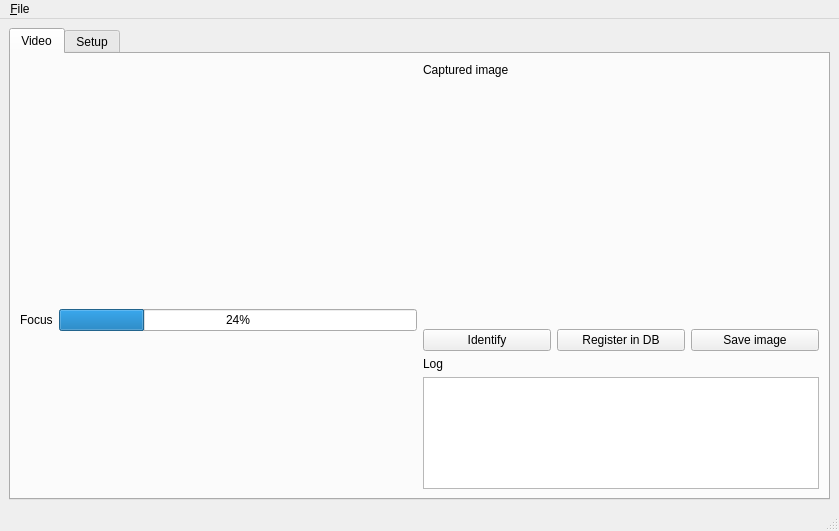
First picture: the form in ui/forms/MainForm.ui, repository mottalli/horus, before the edit.
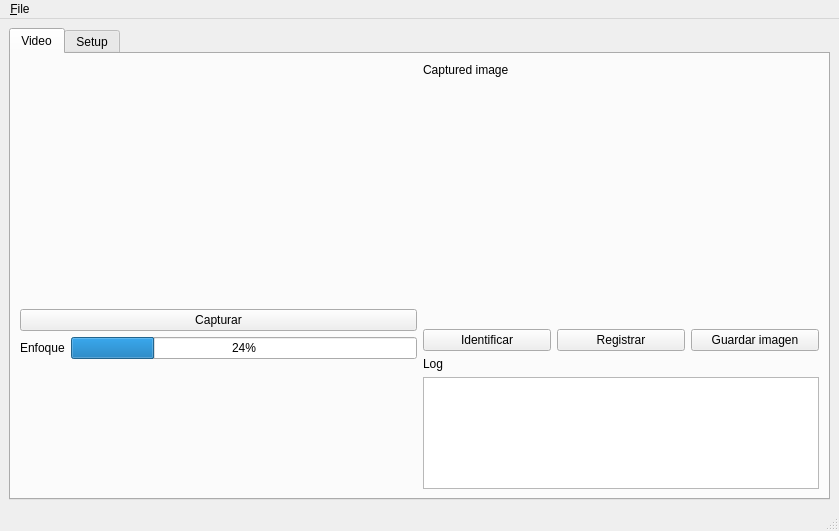
Second picture: the form after the edit. Custom widgets are drawn as their Qt base class.

Patch:
```diff
--- a/ui/forms/MainForm.ui
+++ b/ui/forms/MainForm.ui
@@ -37,12 +37,19 @@
             </property>
            </widget>
           </item>
+          <item>
+           <widget class="QPushButton" name="pushButton_4">
+            <property name="text">
+             <string>Capturar</string>
+            </property>
+           </widget>
+          </item>
           <item>
            <layout class="QHBoxLayout" name="horizontalLayout">
             <item>
              <widget class="QLabel" name="focusLabel">
               <property name="text">
-               <string>Focus</string>
+               <string>Enfoque</string>
               </property>
              </widget>
             </item>
@@ -94,21 +101,21 @@
             <item>
              <widget class="QPushButton" name="pushButton">
               <property name="text">
-               <string>Identify</string>
+               <string>Identificar</string>
               </property>
              </widget>
             </item>
             <item>
              <widget class="QPushButton" name="pushButton_2">
               <property name="text">
-               <string>Register in DB</string>
+               <string>Registrar</string>
               </property>
              </widget>
             </item>
             <item>
              <widget class="QPushButton" name="pushButton_3">
               <property name="text">
-               <string>Save image</string>
+               <string>Guardar imagen</string>
               </property>
              </widget>
             </item>
```
